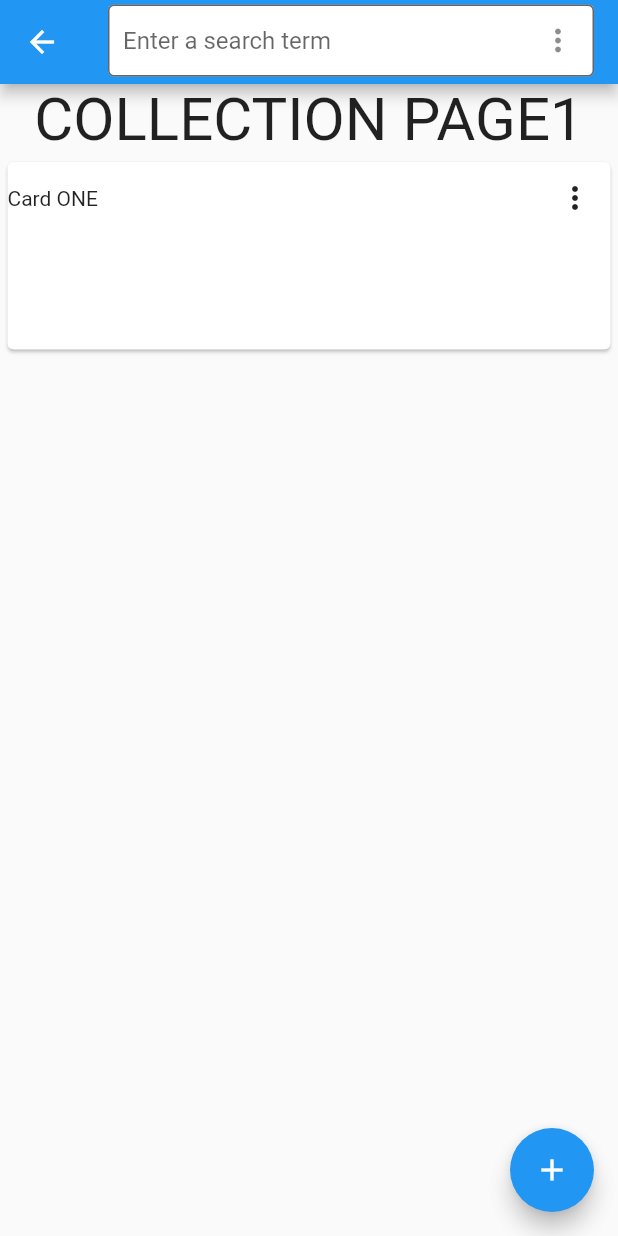
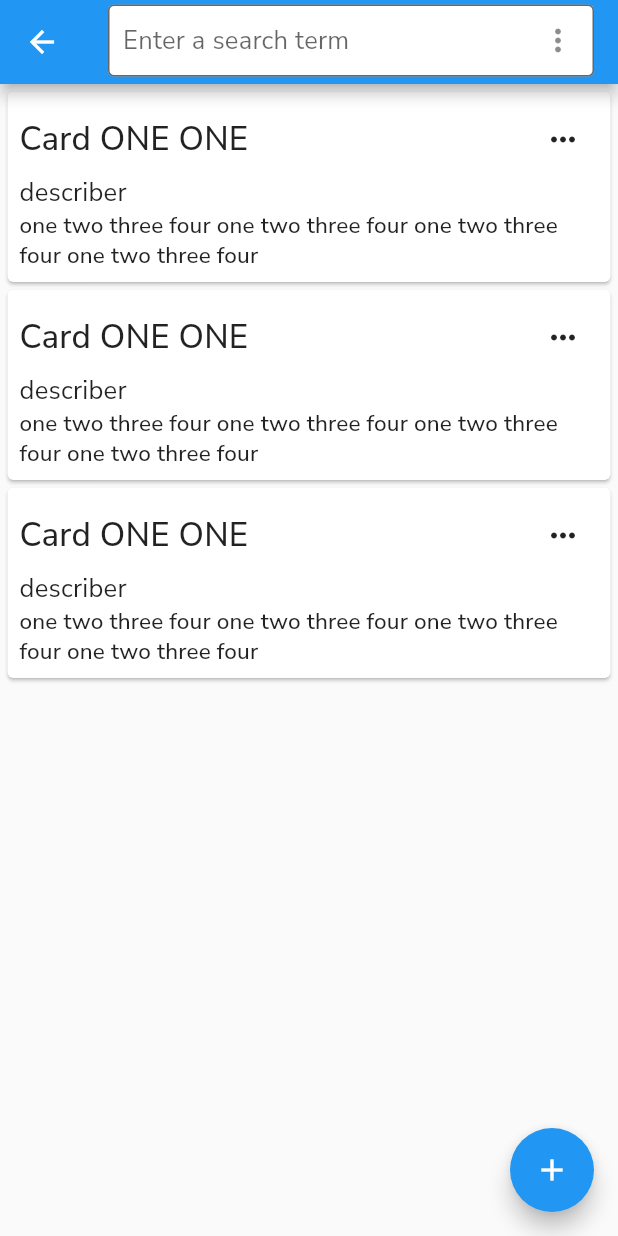
Before and after one commit to poonnadapattra/erz, a Flutter app: the CollectionPage screen opened directly, on a phone screen of 412 x 824 dp. Run offline on Flutter 3.47's test engine with Material 2 defaults, Android fonts, the phone set to English and light mode, and no system bars; our stand-ins replace google_fonts.

Commit message:
add theme, card detail

```diff
--- a/lib/main.dart
+++ b/lib/main.dart
@@ -1,4 +1,5 @@
 import 'package:erz_app/layout1.dart';
+import 'package:erz_app/themes/theme1.dart';
 import 'package:flutter/material.dart';
 
 void main() {
@@ -13,6 +14,8 @@ class MyApp extends StatelessWidget {
       title: 'Flutter Demo',
       theme: ThemeData(
         primarySwatch: Colors.blue,
+        primaryTextTheme: TextTheme(),
+        textTheme: Theme1().textTheme
       ),
       home: Layout1(title: 'Flutter Demo Home Page'),
     );
--- a/lib/screens/collection.dart
+++ b/lib/screens/collection.dart
@@ -1,8 +1,6 @@
 import 'package:erz_app/untilities/rotate.dart';
 import 'package:erz_app/widgets/cards/collection_card.dart';
 import 'package:flutter/material.dart';
-import 'dart:math' as math;
-
 class CollectionPage extends StatefulWidget {
   CollectionPage({Key? key, required this.title}) : super(key: key);
 
@@ -39,10 +37,7 @@ class _CollectionPageState extends State<CollectionPage> {
       ),
       body: SingleChildScrollView(
         child: Column(
-          children: <Widget>[
-            Text('COLLECTION PAGE1', style: TextStyle(fontSize: 40)),
-            CollectionCard()
-          ]
+          children: [1, 2, 3].map((item) => new CollectionCard()).toList()
         ),
       ),
       floatingActionButton: FloatingActionButton(
--- /dev/null
+++ b/lib/themes/theme1.dart
@@ -0,0 +1,84 @@
+import 'package:flutter/material.dart';
+import 'package:google_fonts/google_fonts.dart';
+
+class Theme1 {
+
+  final TextTheme textTheme = TextTheme(
+    headline1: GoogleFonts.nunitoSans(
+      fontSize: 105,
+      fontWeight: FontWeight.w300,
+      letterSpacing: -1.5,
+      color: Colors.black87
+    ),
+    headline2: GoogleFonts.nunitoSans(
+      fontSize: 66,
+      fontWeight: FontWeight.w300,
+      letterSpacing: -0.5,
+      color: Colors.black87
+    ),
+    headline3: GoogleFonts.nunitoSans(
+      fontSize: 52,
+      fontWeight: FontWeight.w400,
+      color: Colors.black87
+    ),
+    headline4: GoogleFonts.nunitoSans(
+      fontSize: 37,
+      fontWeight: FontWeight.w400,
+      letterSpacing: 0.25,
+      color: Colors.black87
+    ),
+    headline5: GoogleFonts.nunitoSans(
+      fontSize: 26,
+      fontWeight: FontWeight.w400,
+      color: Colors.black87
+    ),
+    headline6: GoogleFonts.nunitoSans(
+      fontSize: 22,
+      fontWeight: FontWeight.w500,
+      letterSpacing: 0.15,
+      color: Colors.black87
+    ),
+    subtitle1: GoogleFonts.nunitoSans(
+      fontSize: 17,
+      fontWeight: FontWeight.w400,
+      letterSpacing: 0.15,
+      color: Colors.black87
+    ),
+    subtitle2: GoogleFonts.nunitoSans(
+      fontSize: 15,
+      fontWeight: FontWeight.w500,
+      letterSpacing: 0.1,
+      color: Colors.black87
+    ),
+    bodyText1: GoogleFonts.nunito(
+      fontSize: 17,
+      fontWeight: FontWeight.w400,
+      letterSpacing: 0.5,
+      color: Colors.black87
+    ),
+    bodyText2: GoogleFonts.nunito(
+      fontSize: 15,
+      fontWeight: FontWeight.w400,
+      letterSpacing: 0.25,
+      color: Colors.black87
+    ),
+    button: GoogleFonts.nunito(
+      fontSize: 15,
+      fontWeight: FontWeight.w500,
+      letterSpacing: 1.25,
+      color: Colors.black87
+    ),
+    caption: GoogleFonts.nunito(
+      fontSize: 13,
+      fontWeight: FontWeight.w400,
+      letterSpacing: 0.4,
+      color: Colors.black87
+    ),
+    overline: GoogleFonts.nunito(
+      fontSize: 10,
+      fontWeight: FontWeight.w400,
+      letterSpacing: 1.5,
+      color: Colors.black87
+    ),
+  );
+}
--- a/lib/untilities/rotate.dart
+++ b/lib/untilities/rotate.dart
@@ -1,5 +1,3 @@
-import 'dart:ffi';
-
 import 'package:flutter/material.dart';
 import 'dart:math' as math;
 
--- a/lib/widgets/cards/collection_card.dart
+++ b/lib/widgets/cards/collection_card.dart
@@ -1,32 +1,55 @@
 import 'package:erz_app/untilities/rotate.dart';
 import 'package:flutter/material.dart';
 import 'dart:math' as math;
+enum WhyFarther { harder, smarter, selfStarter, tradingCharter }
 
 class CollectionCard extends StatelessWidget {
 
+
   @override
    Widget build(BuildContext context) {
+      List<String> list = ['one', 'two', 'three', 'four', 'one', 'two', 'three', 'four', 'one', 'two', 'three', 'four', 'one', 'two', 'three', 'four'];
+      List<Widget> widgets = list.map((name) => new Text(name + ' ', style: Theme.of(context).textTheme.subtitle2)).toList();
+
       return Container(
         width: double.infinity,
-       height: 130,
         child: Card(
           margin: EdgeInsets.only(top:5, left: 5, right: 5),
+          child: InkWell(
+            onTap: () {
+            },
+            child: Padding(
+              padding: const EdgeInsets.all(8.0),
               child: Column(
+                crossAxisAlignment: CrossAxisAlignment.start,
                 children: <Widget>[
                 Row(
                   mainAxisAlignment: MainAxisAlignment.spaceBetween,
                   children: <Widget>[
-                Text('Card ONE'),
+                    Text('Card ONE ONE', style: Theme.of(context).textTheme.headline6),
                     Rotate(
-                  child: IconButton(
-                  icon: const Icon(Icons.more_horiz),
-                  onPressed: () {
-                  },
-                )
+                      child: PopupMenuButton(
+                        itemBuilder: (BuildContext context) => <PopupMenuEntry>[
+                          const PopupMenuItem(
+                            value: WhyFarther.harder,
+                            child: Text('Pin'),
+                          ),
+                          const PopupMenuItem(
+                            value: WhyFarther.selfStarter,
+                            child: Text('Delete'),
+                          ),
+                        ],
+                      ),
                     )
                   ]
+                ),
+                Text('describer', style: Theme.of(context).textTheme.subtitle1),
+                Wrap(
+                  children: widgets
                 )
               ],
+             ),
+         ),
           )
        ),
      );
--- a/pubspec.yaml
+++ b/pubspec.yaml
@@ -29,6 +29,7 @@ dependencies:
   # Use with the CupertinoIcons class for iOS style icons.
   cupertino_icons: ^1.0.2
   provider: ^5.0.0
+  google_fonts: ^2.1.0
 
 dev_dependencies:
   flutter_test:
```
Also changed, not shown: pubspec.lock, 7 other files. Lines whose indentation alone changed are shown as unchanged.
